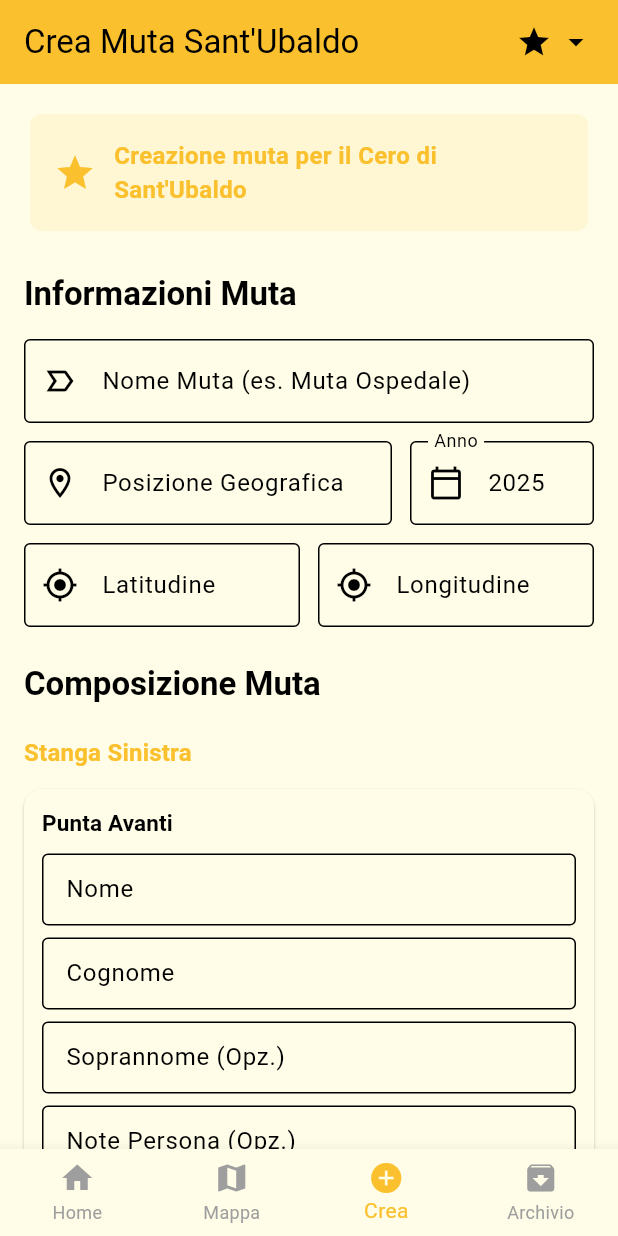
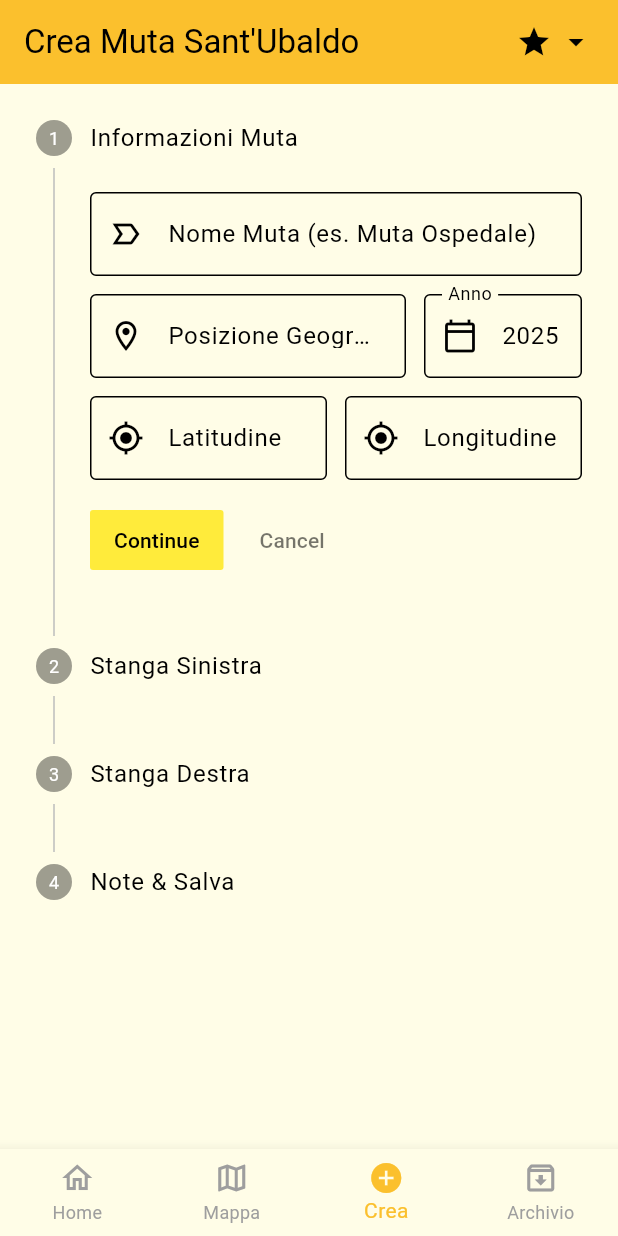
Before and after one commit to vantaggi/app_muta, a Flutter app: the MainNavigator screen opened directly, item 3 of the bottom bar chosen, on a phone screen of 412 x 824 dp. Run offline on Flutter 3.47's test engine with Material 3 defaults, Android fonts, the phone set to English and light mode, and no system bars; our stand-ins replace file_picker, flutter_map, latlong2, share_plus, sqflite; accounts and stored records are empty.

Commit message:
feat: Implement Part 1 UI/UX Optimizations
- Refactor BottomNavigationBar to use Material 3 style icons.
- Implement dynamic home screen stats from DatabaseHelper.
- Improve 'Create Muta' screen layout with a Stepper widget.
- Optimize database queries in the archive screen.
- Add fade transitions for Cero switching and screen navigation.
- Fix dark mode visibility bug for Sant'Antonio theme.

```diff
--- a/lib/screens/archive_screen.dart
+++ b/lib/screens/archive_screen.dart
@@ -18,14 +18,12 @@ class _ArchiveScreenState extends State<ArchiveScreen> {
   int? comparisonYear;
 
   List<int> availableYears = [];
-  List<Muta> allMuteData = [];
-
   List<Muta> displayedMute = [];
   Map<RuoloMuta, Map<String, _ConfrontoPersona>>? comparisonResultData;
 
   late ThemeProvider _themeProvider;
 
-  void _searchPerson(String query) {
+  Future<void> _searchPerson(String query) async {
     if (query.isEmpty) {
       setState(() {
         displayedMute = [];
@@ -34,16 +32,7 @@ class _ArchiveScreenState extends State<ArchiveScreen> {
     }
 
     final lowerCaseQuery = query.toLowerCase();
-    final results = allMuteData.where((muta) {
-      return muta.stangaSinistra.any((p) =>
-          p.nome.toLowerCase().contains(lowerCaseQuery) ||
-          p.cognome.toLowerCase().contains(lowerCaseQuery) ||
-          (p.soprannome?.toLowerCase().contains(lowerCaseQuery) ?? false)) ||
-          muta.stangaDestra.any((p) =>
-          p.nome.toLowerCase().contains(lowerCaseQuery) ||
-          p.cognome.toLowerCase().contains(lowerCaseQuery) ||
-          (p.soprannome?.toLowerCase().contains(lowerCaseQuery) ?? false));
-    }).toList();
+    final results = await DatabaseHelper.instance.searchMuteByPerson(lowerCaseQuery);
 
     setState(() {
       displayedMute = results;
@@ -56,14 +45,13 @@ class _ArchiveScreenState extends State<ArchiveScreen> {
     super.initState();
     _themeProvider = Provider.of<ThemeProvider>(context, listen: false);
     _themeProvider.addListener(_onCeroChanged);
-    _loadData();
+    _loadYears();
   }
 
-  Future<void> _loadData() async {
-    final mute = await DatabaseHelper.instance.readAllMute();
+  Future<void> _loadYears() async {
+    final years = await DatabaseHelper.instance.getAvailableYears();
     setState(() {
-      allMuteData = mute;
-      availableYears = mute.map((m) => m.anno).toSet().toList();
+      availableYears = years;
       availableYears.sort((a, b) => b.compareTo(a));
     });
   }
@@ -80,28 +68,21 @@ class _ArchiveScreenState extends State<ArchiveScreen> {
       comparisonYear = null;
       displayedMute = [];
       comparisonResultData = null;
-      _loadData();
+      _loadYears();
     });
   }
 
-  void _fetchAndDisplayMute() {
+  Future<void> _fetchAndDisplayMute() async {
     final currentCero = Provider.of<ThemeProvider>(context, listen: false).currentCero;
     setState(() {
       displayedMute = [];
       comparisonResultData = null;
+    });
 
     if (selectedYear != null) {
-        displayedMute = allMuteData
-            .where((muta) => muta.anno == selectedYear && muta.cero == currentCero)
-            .toList();
-
       if (comparisonYear != null) {
-          final muteAnnoPrincipaleLista = allMuteData
-              .where((m) => m.anno == selectedYear && m.cero == currentCero)
-              .toList();
-          final muteAnnoConfrontoLista = allMuteData
-              .where((m) => m.anno == comparisonYear && m.cero == currentCero)
-              .toList();
+        final muteAnnoPrincipaleLista = await DatabaseHelper.instance.readMuteByYearAndCero(selectedYear!, currentCero);
+        final muteAnnoConfrontoLista = await DatabaseHelper.instance.readMuteByYearAndCero(comparisonYear!, currentCero);
 
         if (muteAnnoPrincipaleLista.isNotEmpty && muteAnnoConfrontoLista.isNotEmpty) {
           Muta? mutaA = muteAnnoPrincipaleLista.first; // Prendi la prima muta dell'anno principale
@@ -116,11 +97,20 @@ class _ArchiveScreenState extends State<ArchiveScreen> {
             // Una logica più avanzata potrebbe permettere all'utente di selezionare quale muta confrontare.
             mutaB = muteAnnoConfrontoLista.first;
           }
+          setState(() {
             comparisonResultData = _compareMuteDetailed(mutaA, mutaB);
+            displayedMute = []; // Non mostrare la lista singola quando c'è un confronto
+          });
         } else {
+          setState(() {
             comparisonResultData = {};
+          });
         }
-          displayedMute = []; // Non mostrare la lista singola quando c'è un confronto
+      } else {
+        final mute = await DatabaseHelper.instance.readMuteByYearAndCero(selectedYear!, currentCero);
+        setState(() {
+          displayedMute = mute;
+        });
       }
 
       // Mostra un messaggio se non ci sono dati dopo il tentativo di fetch/confronto
@@ -135,7 +125,6 @@ class _ArchiveScreenState extends State<ArchiveScreen> {
         const SnackBar(content: Text('Seleziona un anno per visualizzare le mute.')),
       );
     }
-    });
   }
 
   Map<RuoloMuta, Map<String, _ConfrontoPersona>> _compareMuteDetailed(Muta mutaA, Muta mutaB) {
--- a/lib/screens/create_muta_screen.dart
+++ b/lib/screens/create_muta_screen.dart
@@ -47,6 +47,7 @@ class _CreateMutaScreenState extends State<CreateMutaScreen> {
   };
 
   final GlobalKey _renderKey = GlobalKey();
+  int _currentStep = 0;
 
 
   @override
@@ -240,8 +241,9 @@ class _CreateMutaScreenState extends State<CreateMutaScreen> {
     _annoController.text = DateTime.now().year.toString(); // Reimposta all'anno corrente
     _stangaSinistraControllers.values.forEach((list) => list.forEach((c) => c.clear()));
     _stangaDestraControllers.values.forEach((list) => list.forEach((c) => c.clear()));
-    // Potrebbe essere utile forzare un rebuild se necessario, anche se setState qui non è l'ideale senza un cambio di stato diretto
-    // setState(() {});
+    setState(() {
+      _currentStep = 0;
+    });
   }
 
 
@@ -320,42 +322,29 @@ class _CreateMutaScreenState extends State<CreateMutaScreen> {
           ),
           body: Form(
             key: _formKey,
-            child: SingleChildScrollView(
-              padding: const EdgeInsets.all(16.0),
-              child: Column(
-                crossAxisAlignment: CrossAxisAlignment.start,
+            child: Stepper(
+              currentStep: _currentStep,
+              onStepContinue: () {
+                if (_currentStep < 3) {
+                  setState(() {
+                    _currentStep += 1;
+                  });
+                } else {
+                  _saveMuta(themeProvider);
+                }
+              },
+              onStepCancel: () {
+                if (_currentStep > 0) {
+                  setState(() {
+                    _currentStep -= 1;
+                  });
+                }
+              },
+              steps: [
+                Step(
+                  title: const Text('Informazioni Muta'),
+                  content: Column(
                     children: [
-                  Card(
-                    color: themeProvider.currentPrimaryColor.withOpacity(0.1),
-                    elevation: 0,
-                    shape: RoundedRectangleBorder(borderRadius: BorderRadius.circular(8)),
-                    child: Padding(
-                      padding: const EdgeInsets.all(16.0),
-                      child: Row(
-                        children: [
-                          Icon(
-                            themeProvider.currentCeroIcon,
-                            color: themeProvider.currentPrimaryColor,
-                            size: 28,
-                          ),
-                          const SizedBox(width: 12),
-                          Expanded( // Per evitare overflow
-                            child: Text(
-                              'Creazione muta per il Cero di ${themeProvider.currentCeroName}',
-                              style: TextStyle(
-                                  color: themeProvider.currentPrimaryColor,
-                                  fontWeight: FontWeight.w600,
-                                  fontSize: 16
-                              ),
-                            ),
-                          ),
-                        ],
-                      ),
-                    ),
-                  ),
-                  const SizedBox(height: 24),
-                  Text('Informazioni Muta', style: Theme.of(context).textTheme.titleLarge?.copyWith(fontWeight: FontWeight.bold)),
-                  const SizedBox(height: 16),
                       TextFormField(
                         controller: _nomeMutaController,
                         decoration: const InputDecoration(labelText: 'Nome Muta (es. Muta Ospedale)', border: OutlineInputBorder(), prefixIcon: Icon(Icons.label_important_outline)),
@@ -375,7 +364,7 @@ class _CreateMutaScreenState extends State<CreateMutaScreen> {
                           ),
                           const SizedBox(width: 12),
                           Expanded(
-                        flex:1,
+                            flex: 1,
                             child: TextFormField(
                               controller: _annoController,
                               decoration: const InputDecoration(labelText: 'Anno', border: OutlineInputBorder(), prefixIcon: Icon(Icons.calendar_today_outlined)),
@@ -411,12 +400,21 @@ class _CreateMutaScreenState extends State<CreateMutaScreen> {
                           ),
                         ],
                       ),
-                  const SizedBox(height: 24),
-                  Text('Composizione Muta', style: Theme.of(context).textTheme.titleLarge?.copyWith(fontWeight: FontWeight.bold)),
-                  const SizedBox(height: 8),
-                  _buildStangaSection('Stanga Sinistra', true, themeProvider),
-                  _buildStangaSection('Stanga Destra', false, themeProvider),
-                  const SizedBox(height: 24),
+                    ],
+                  ),
+                ),
+                Step(
+                  title: const Text('Stanga Sinistra'),
+                  content: _buildStangaSection('Stanga Sinistra', true, themeProvider),
+                ),
+                Step(
+                  title: const Text('Stanga Destra'),
+                  content: _buildStangaSection('Stanga Destra', false, themeProvider),
+                ),
+                Step(
+                  title: const Text('Note & Salva'),
+                  content: Column(
+                    children: [
                       TextFormField(
                         controller: _noteMutaController,
                         decoration: const InputDecoration(labelText: 'Note Generali Muta (Opz.)', border: OutlineInputBorder(), prefixIcon: Icon(Icons.notes_outlined), hintText: "Es. 'Muta veloce', 'Fare attenzione al tombino'"),
@@ -470,9 +468,10 @@ class _CreateMutaScreenState extends State<CreateMutaScreen> {
                           ),
                         ),
                       ),
-                  const SizedBox(height: 20), // Spazio extra in fondo
                     ],
                   ),
+                ),
+              ],
             ),
           ),
         );
--- a/lib/screens/main_navigator.dart
+++ b/lib/screens/main_navigator.dart
@@ -36,14 +36,21 @@ class _MainNavigatorState extends State<MainNavigator> {
       builder: (context, themeProvider, child) {
         return Scaffold(
           // Il body cambia in base alla selezione nel menu
-          body: Center(
-            child: _widgetOptions.elementAt(_selectedIndex),
+          body: AnimatedSwitcher(
+            duration: const Duration(milliseconds: 300),
+            transitionBuilder: (Widget child, Animation<double> animation) {
+              return FadeTransition(child: child, opacity: animation);
+            },
+            child: Center(
+              key: ValueKey<int>(_selectedIndex),
+              child: _widgetOptions.elementAt(_selectedIndex),
+            ),
           ),
           // Il menu di navigazione
           bottomNavigationBar: BottomNavigationBar(
             items: <BottomNavigationBarItem>[
               BottomNavigationBarItem(
-                icon: const Icon(Icons.home),
+                icon: const Icon(Icons.home_outlined),
                 label: 'Home',
                 activeIcon: Icon(
                   Icons.home,
@@ -51,7 +58,7 @@ class _MainNavigatorState extends State<MainNavigator> {
                 ),
               ),
               BottomNavigationBarItem(
-                icon: const Icon(Icons.map),
+                icon: const Icon(Icons.map_outlined),
                 label: 'Mappa',
                 activeIcon: Icon(
                   Icons.map,
@@ -67,7 +74,7 @@ class _MainNavigatorState extends State<MainNavigator> {
                 ),
               ),
               BottomNavigationBarItem(
-                icon: const Icon(Icons.archive),
+                icon: const Icon(Icons.archive_outlined),
                 label: 'Archivio',
                 activeIcon: Icon(
                   Icons.archive,
--- a/lib/theme/app_theme.dart
+++ b/lib/theme/app_theme.dart
@@ -110,13 +110,13 @@ class AppTheme {
         );
       case CeroType.santAntonio:
         return ThemeData.dark().copyWith(
-          primaryColor: Colors.black,
+          primaryColor: _rosso,
           colorScheme: ColorScheme.fromSwatch(
             brightness: Brightness.dark,
             primarySwatch: Colors.grey,
             accentColor: _rosso,
           ).copyWith(
-            primary: Colors.black,
+            primary: _rosso,
             secondary: _rosso,
           ),
           appBarTheme: const AppBarTheme(
```
Also changed, not shown: lib/screens/home_screen.dart (+46 -4 lines), lib/services/database_helper.dart (+47 -0 lines). Lines whose indentation alone changed are shown as unchanged.
